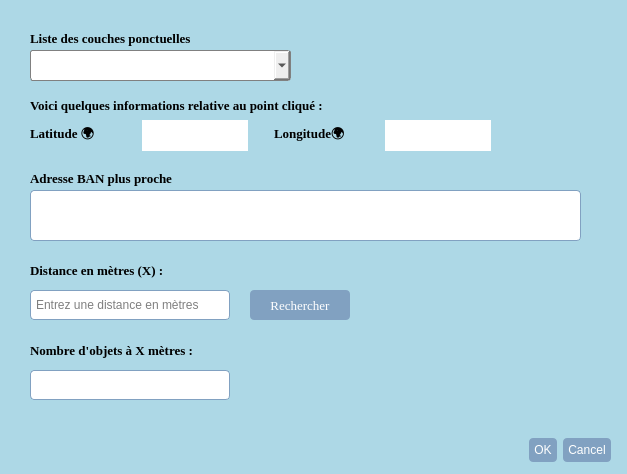
First picture: the form in info_displayer_dialog_base.ui, repository hamza-rachidi/myQGIS-plugin, before the edit.
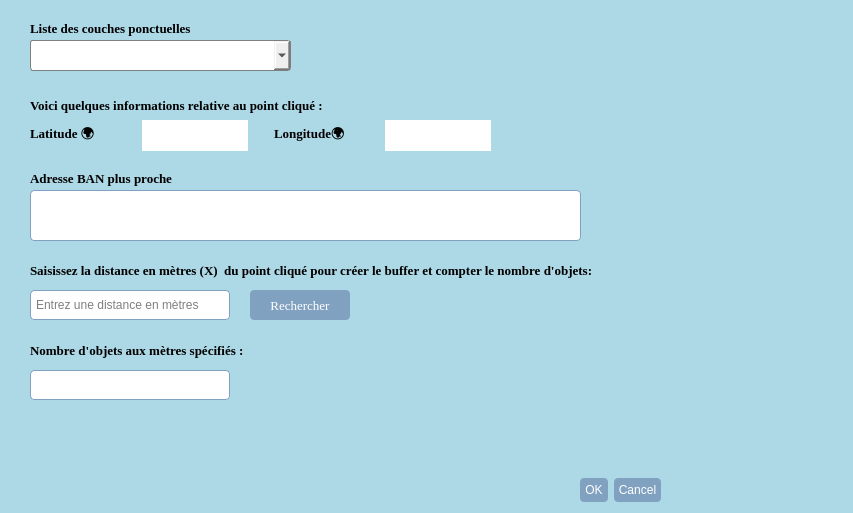
Second picture: the form after the edit.

Commit message: ajuster encore le style

Diff of the .ui file:
```diff
--- a/info_displayer_dialog_base.ui
+++ b/info_displayer_dialog_base.ui
@@ -6,8 +6,8 @@
    <rect>
     <x>0</x>
     <y>0</y>
-    <width>627</width>
-    <height>474</height>
+    <width>853</width>
+    <height>513</height>
    </rect>
   </property>
   <property name="windowTitle">
@@ -40,9 +40,9 @@
   <widget class="QDialogButtonBox" name="button_box">
    <property name="geometry">
     <rect>
-     <x>440</x>
-     <y>430</y>
-     <width>171</width>
+     <x>580</x>
+     <y>470</y>
+     <width>81</width>
      <height>41</height>
     </rect>
    </property>
@@ -57,7 +57,7 @@
    <property name="geometry">
     <rect>
      <x>30</x>
-     <y>50</y>
+     <y>40</y>
      <width>261</width>
      <height>31</height>
     </rect>
@@ -84,7 +84,7 @@
    <property name="geometry">
     <rect>
      <x>30</x>
-     <y>30</y>
+     <y>20</y>
      <width>241</width>
      <height>16</height>
     </rect>
@@ -127,7 +127,7 @@
     <rect>
      <x>30</x>
      <y>170</y>
-     <width>181</width>
+     <width>201</width>
      <height>16</height>
     </rect>
    </property>
@@ -140,7 +140,7 @@
     </font>
    </property>
    <property name="text">
-    <string>Adresse BAN plus proche</string>
+    <string>Adresse BAN plus proche 📍</string>
    </property>
   </widget>
   <widget class="QLineEdit" name="labelAdresse_Displayed">
@@ -258,7 +258,7 @@
         <rect>
           <x>30</x>
           <y>260</y>
-          <width>200</width>
+     <width>761</width>
           <height>20</height>
         </rect>
       </property>
@@ -271,7 +271,7 @@
         </font>
       </property>
       <property name="text">
-        <string>Distance en mètres (X) :</string>
+    <string>Saisissez la distance en mètres (X)  du point cliqué pour créer le buffer et compter le nombre d'objets: 📏</string>
       </property>
     </widget>
     <widget class="QLineEdit" name="distanceInput">
@@ -317,7 +317,7 @@
         <rect>
           <x>30</x>
           <y>340</y>
-          <width>200</width>
+     <width>291</width>
           <height>20</height>
         </rect>
       </property>
@@ -330,7 +330,7 @@
         </font>
       </property>
       <property name="text">
-        <string>Nombre d'objets à X mètres :</string>
+    <string>Nombre d'objets aux mètres spécifiés :</string>
       </property>
     </widget>
     <widget class="QLineEdit" name="resultDisplay">
```
Left out of the diff: 7 changed lines with no effect on the pictures. Lines whose indentation alone changed are shown as unchanged.
